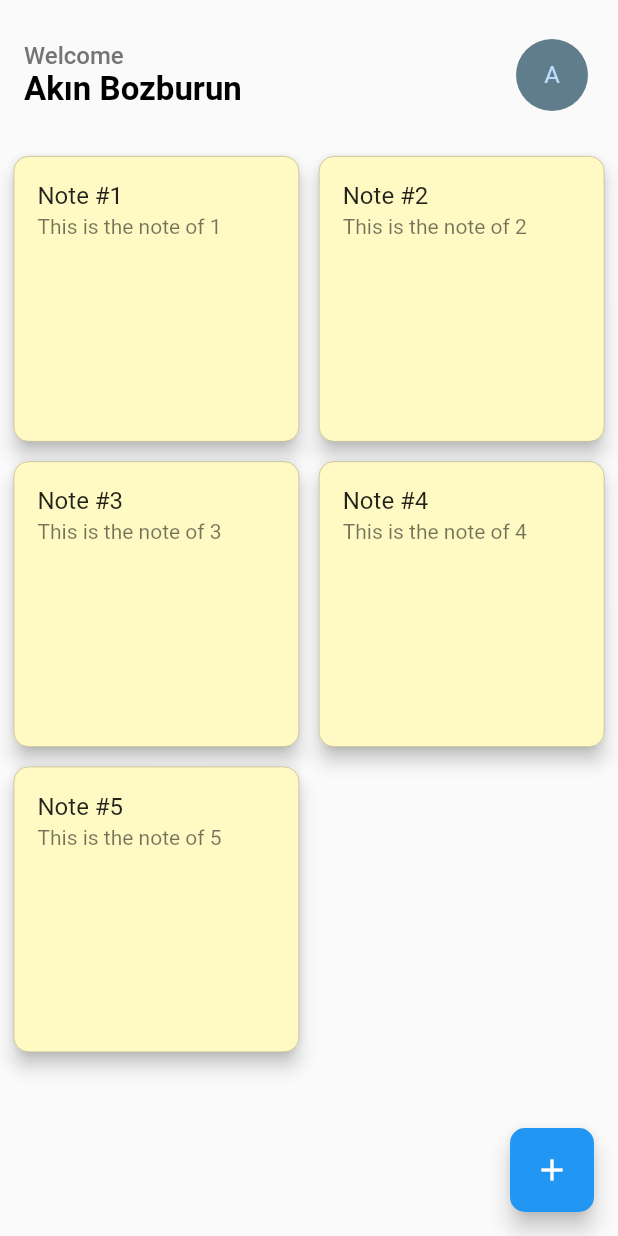
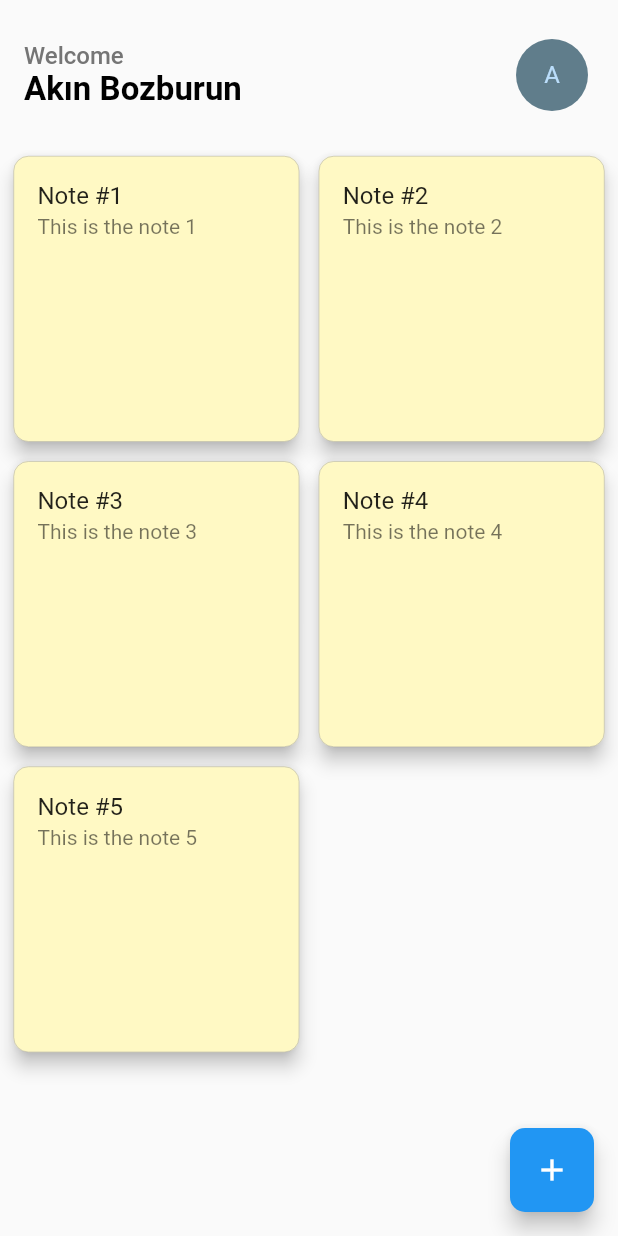
Before and after one commit to AkinBozburun/Note-App-Flutter, a Flutter app: the screen it shows after launch, on a phone screen of 412 x 824 dp. Run offline on Flutter 3.47's test engine with Material 2 defaults, Android fonts, the phone set to English and light mode, and no system bars.

Commit message:
Card customization

```diff
--- a/lib/widgets.dart
+++ b/lib/widgets.dart
@@ -13,7 +13,7 @@ Widget avatar() => GestureDetector
 
 Widget noteCard(int index) => GestureDetector
 (
-  onTap: () => print("click note"),
+  onTap: () => print("click note $index"),
   child: Card
   (
     color: Colors.yellow.shade100,
@@ -21,16 +21,15 @@ Widget noteCard(int index) => GestureDetector
     shape: RoundedRectangleBorder
     (
       borderRadius: BorderRadius.circular(10),
-      side: const BorderSide(width: 0.5,color: Colors.black26)
+      side: const BorderSide(width: 0.3,color: Colors.grey)
     ),
     child: ListTile
     (
       title: Text("Note #${index+1}"),
-      subtitle: Text("This is the note of ${index+1}"),
+      subtitle: Text("This is the note ${index+1}"),
     ),
   ),
 );
-
 
 Widget addNoteButton() => FloatingActionButton
 (
```
